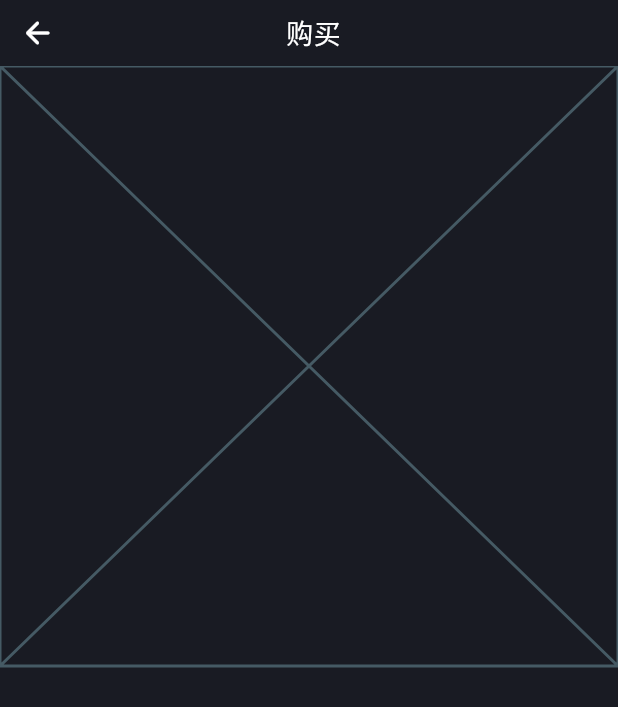
After one commit to zhanglijie5997/mp, a Flutter app: the BuyPage screen opened directly, on a phone screen of 412 x 824 dp. The commit adds this screen. Shown: the top 707 px of the screen. Run offline on Flutter 3.47's test engine with Material 3 defaults, Android fonts, the phone set to English and light mode, and no system bars; our stand-ins replace custom_refresh_indicator, dio, equatable, extended_image, flutter_smart_dialog, flutter_svg and 5 more; missing offline and left inert: flutter_popup, shake_animation_widget; accounts and stored records are empty; network calls fail.

Commit message:
fix: 添加代码

```diff
--- a/lib/router/routes.dart
+++ b/lib/router/routes.dart
@@ -1,5 +1,7 @@
 import 'package:get/get.dart';
 import 'package:mp/middleware/auth.middleware.dart';
+import 'package:mp/views/buy/binds/binds.dart';
+import 'package:mp/views/buy/buy.dart';
 import 'package:mp/views/details/binds/binds.dart';
 import 'package:mp/views/details/details.dart';
 import 'package:mp/views/home/binds/binds.dart';
@@ -20,6 +22,7 @@ final class AppRoutes {
   static String order = "/order";
   static String details = "/details";
   static String orderDetail = "/orderDetail";
+  static String buy = "/buy";
   /// 需要登陆的页面 在GetPage middlewares: [AuthMiddleWare()]
   static var routes = [
     GetPage(name: AppRoutes.home, page:()=> const HomePage(), binding:HomeBinding()),
@@ -29,6 +32,7 @@ final class AppRoutes {
     GetPage(name: AppRoutes.register, page:()=> const RegisterPage(), binding: RegisterBinding(), transition: Transition.downToUp , showCupertinoParallax:false, transitionDuration: 0.milliseconds),
     GetPage(name: "${AppRoutes.details}/:id", page:()=> const DetailPage(), binding: DetailsBinding() ),
     GetPage(name: "${AppRoutes.orderDetail}/:id", page:()=> const OrderDetailPage(), binding: OrderDetailBinding()),
+    GetPage(name: "${AppRoutes.buy}/:id", page:()=> const BuyPage(), binding: BuyBinding()),
 
   ];
 }
--- /dev/null
+++ b/lib/views/buy/binds/binds.dart
@@ -0,0 +1,9 @@
+import 'package:get/get.dart';
+import 'package:mp/views/buy/controller/controller.dart';
+
+class BuyBinding implements Bindings {
+@override
+void dependencies() {
+  Get.lazyPut<BuyController>(() => BuyController());
+  }
+}
--- /dev/null
+++ b/lib/views/buy/buy.dart
@@ -0,0 +1,23 @@
+import 'package:flutter/material.dart';
+import 'package:get/get.dart';
+import 'package:mp/components/custom.appbar.dart';
+import 'package:mp/views/buy/components/normal.dart';
+import 'package:mp/views/buy/controller/controller.dart';
+
+class BuyPage extends GetView<BuyController> {
+  const BuyPage({super.key});
+
+  @override
+  Widget build(BuildContext context) {
+
+    return Scaffold(
+      appBar: CustomAppBar(
+        title: Text("购买", style: context.textTheme.bodyMedium?.copyWith(
+          fontSize: 18
+        )),
+      ),
+      body: SingleChildScrollView(
+        child: BuyNormal(),
+      ));
+  }
+}
--- /dev/null
+++ b/lib/views/buy/components/normal.dart
@@ -0,0 +1,16 @@
+// 普通购买组件
+import 'package:flutter/material.dart';
+
+class BuyNormal extends StatefulWidget {
+  const BuyNormal({super.key});
+
+  @override
+  State<BuyNormal> createState() => _BuyNormalState();
+}
+
+class _BuyNormalState extends State<BuyNormal> {
+  @override
+  Widget build(BuildContext context) {
+    return const Placeholder();
+  }
+}
--- /dev/null
+++ b/lib/views/buy/controller/controller.dart
@@ -0,0 +1,5 @@
+import 'package:get/get.dart';
+
+class BuyController extends GetxController {
+
+}
--- a/lib/views/order/component/item.dart
+++ b/lib/views/order/component/item.dart
@@ -26,8 +26,8 @@ class _OrderItemState extends State<OrderItem> {
       child: Row(
         children: [
           ClipRRect(
-            borderRadius: 12.radius,
-            child: CustomImage(url: url, size:const Size(64, 98))
+            borderRadius: 6.radius,
+            child: CustomImage(url: url, size:const Size(64, 98), fit: BoxFit.fitHeight,)
           ),
           Expanded(
             child: Container(
--- a/lib/views/order/component/list.dart
+++ b/lib/views/order/component/list.dart
@@ -15,7 +15,7 @@ class OrderPageViewList extends StatefulWidget {
 class _OrderPageViewListState extends State<OrderPageViewList> with AutomaticKeepAliveClientMixin{
   @override
   Widget build(BuildContext context) {
-    // super.build(context);
+    super.build(context);
     return CustomRefreshIndicator(
       offsetToArmed: 100,
       autoRebuild: false,
```
Also changed, not shown: lib/views/buy/components/first.dart (added, +16 -0 lines), lib/views/buy/components/quick.dart (added, +16 -0 lines), lib/views/details/details.dart (+93 -20 lines).
